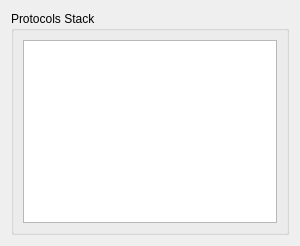
Above: app/cc_view/src/ui/ProtocolsStackWidget.ui from commschamp/cc_tools_qt before the change. Below: the same form after it.
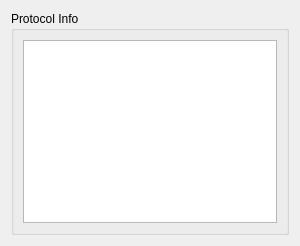
That is the form after the change.

Commit message: Improving UI of the variant field.

Diff of the .ui file:
```diff
--- a/app/cc_view/src/ui/ProtocolsStackWidget.ui
+++ b/app/cc_view/src/ui/ProtocolsStackWidget.ui
@@ -17,7 +17,7 @@
    <item>
     <widget class="QGroupBox" name="groupBox">
      <property name="title">
-      <string>Protocols Stack</string>
+      <string>Protocol Info</string>
      </property>
      <layout class="QVBoxLayout" name="verticalLayout">
       <item>
```
Left out of the diff: 2 changed lines with no effect on the pictures. The commit also changes 1 other file.
